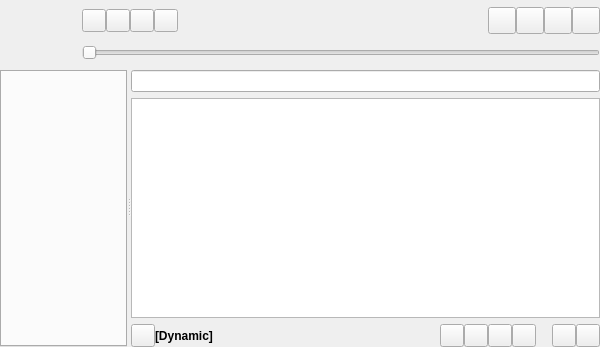
The window that gui/mainwindow.ui (polpo/cantata-mac) describes before a commit, drawn with Qt 5.
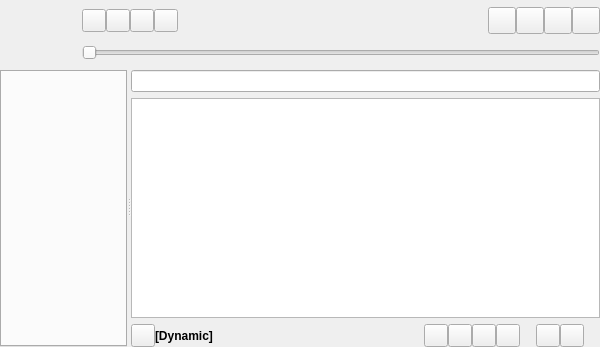
The same window after the commit. Custom widgets are drawn as their Qt base class.

Commit message: Add spacer at bottom right - so that clear button is not in hot corner

What changed in the file:
```diff
--- a/gui/mainwindow.ui
+++ b/gui/mainwindow.ui
@@ -334,6 +334,22 @@
           <item>
            <widget class="ToolButton" name="clearPlayQueueButton"/>
           </item>
+          <item>
+           <spacer name="statusbarSpacer">
+            <property name="orientation">
+             <enum>Qt::Horizontal</enum>
+            </property>
+            <property name="sizeType">
+             <enum>QSizePolicy::Fixed</enum>
+            </property>
+            <property name="sizeHint" stdset="0">
+             <size>
+              <width>16</width>
+              <height>16</height>
+             </size>
+            </property>
+           </spacer>
+          </item>
          </layout>
         </item>
        </layout>
```
